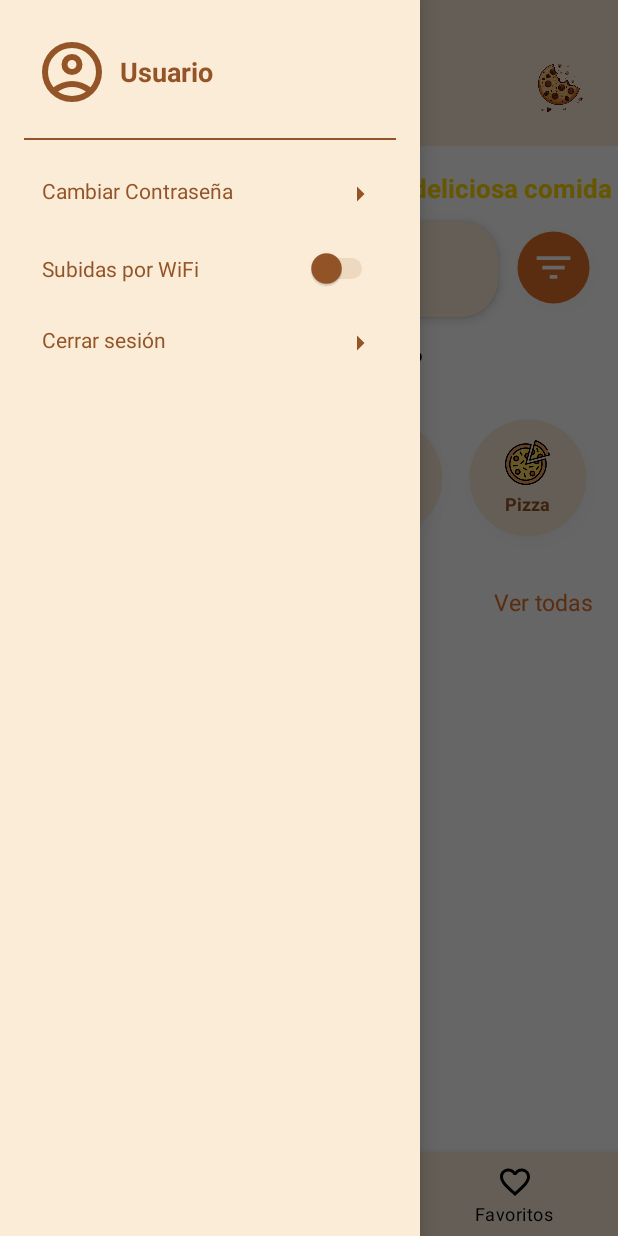
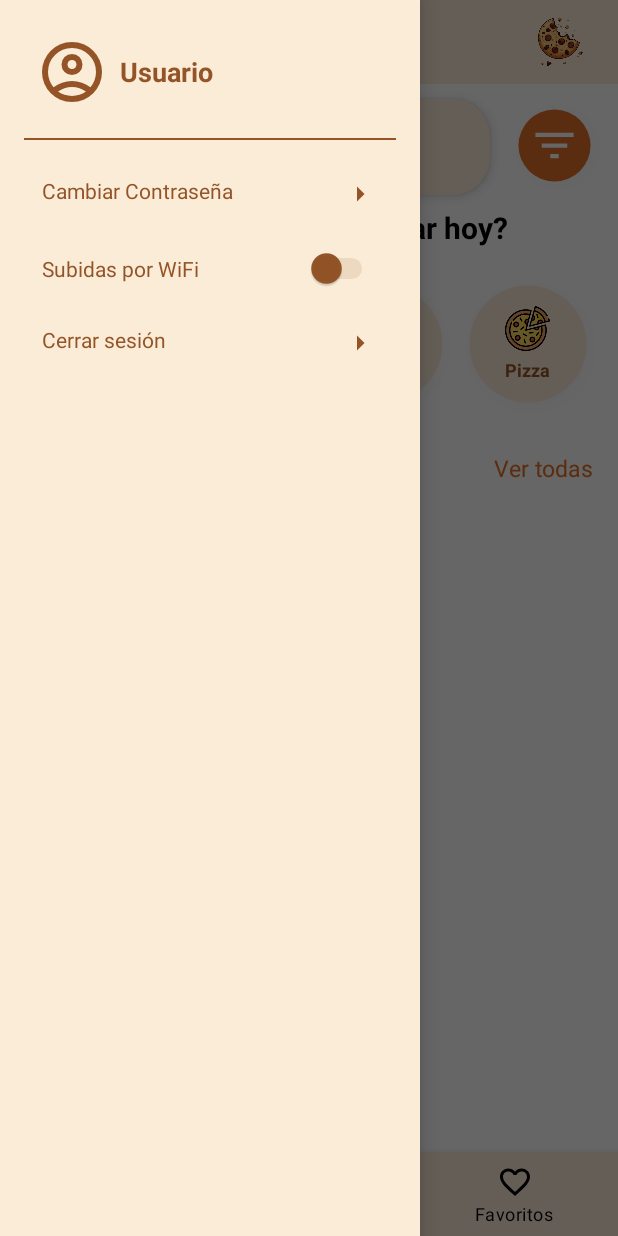
Before and after one commit to lbagnus/BITE-APP, an Android app: the MainActivity screen opened directly, with no data from a screen before it, with the side drawer open, on a phone screen of 412 x 824 dp. Run offline under Robolectric (Android 15) with nearby library versions, the phone set to English and light mode, and no system bars; our stand-ins replace Room's generated code, navigation-ui; network calls fail; pictures from the network do not load; 3 statements that could not run were skipped.

Commit message:
estilos home

```diff
--- a/app/src/main/java/com/oasis/bite/MainActivity.kt
+++ b/app/src/main/java/com/oasis/bite/MainActivity.kt
@@ -87,14 +87,12 @@ class MainActivity : AppCompatActivity() {
                 R.id.recetaFragment -> {
                     // Ocultamos barra, frase y searchbar
                     findViewById<View>(R.id.toolbar).visibility = View.GONE
-                    findViewById<View>(R.id.fraseDestacada1).visibility = View.GONE
                     findViewById<View>(R.id.searchbar).visibility = View.GONE
                     findViewById<View>(R.id.btnAbrirPopup).visibility = View.GONE
                 }
                 else -> {
                     // Los mostramos nuevamente en el resto de pantallas
                     findViewById<View>(R.id.toolbar).visibility = View.VISIBLE
-                    findViewById<View>(R.id.fraseDestacada1).visibility = View.VISIBLE
                     findViewById<View>(R.id.searchbar).visibility = View.VISIBLE
                     findViewById<View>(R.id.btnAbrirPopup).visibility = View.VISIBLE
                 }
@@ -124,8 +122,6 @@ class MainActivity : AppCompatActivity() {
             }
         }
 
-        val textoHtml = "Hoy es un <font color='#FFD700'>hermoso día</font>, para una <font color='#FFD700'>deliciosa comida</font>"
-        binding.fraseDestacada1.text = Html.fromHtml(textoHtml, Html.FROM_HTML_MODE_LEGACY)
 
         binding.btnAbrirPopup.setOnClickListener {
             // Inflamos el binding del layout del popup
--- /dev/null
+++ b/app/src/main/res/drawable/nowifi.xml
@@ -0,0 +1,5 @@
+<vector xmlns:android="http://schemas.android.com/apk/res/android" android:height="24dp" android:tint="#FDB200" android:viewportHeight="24" android:viewportWidth="24" android:width="24dp">
+
+    <path android:fillColor="@android:color/white" android:pathData="M21,11l2,-2c-3.73,-3.73 -8.87,-5.15 -13.7,-4.31l2.58,2.58c3.3,-0.02 6.61,1.22 9.12,3.73zM19,13c-1.08,-1.08 -2.36,-1.85 -3.72,-2.33l3.02,3.02 0.7,-0.69zM9,17l3,3 3,-3c-1.65,-1.66 -4.34,-1.66 -6,0zM3.41,1.64L2,3.05 5.05,6.1C3.59,6.83 2.22,7.79 1,9l2,2c1.23,-1.23 2.65,-2.16 4.17,-2.78l2.24,2.24C7.79,10.89 6.27,11.74 5,13l2,2c1.35,-1.35 3.11,-2.04 4.89,-2.06l7.08,7.08 1.41,-1.41L3.41,1.64z"/>
+
+</vector>
--- a/app/src/main/res/layout/activity_main.xml
+++ b/app/src/main/res/layout/activity_main.xml
@@ -7,12 +7,10 @@
     android:layout_height="match_parent"
     tools:context=".MainActivity">
 
-    <!-- CONTENIDO PRINCIPAL -->
     <androidx.constraintlayout.widget.ConstraintLayout
         android:layout_width="match_parent"
         android:layout_height="match_parent">
 
-        <!-- Toolbar -->
         <include
             android:id="@+id/toolbar"
             layout="@layout/custom_toolbar"
@@ -22,46 +20,27 @@
             app:layout_constraintStart_toStartOf="parent"
             app:layout_constraintEnd_toEndOf="parent" />
 
-        <!-- Frase destacada -->
-        <TextView
-            android:id="@+id/fraseDestacada1"
-            android:layout_width="wrap_content"
-            android:layout_height="wrap_content"
-            android:textSize="17sp"
-            android:textStyle="bold"
-            android:textColor="@color/black"
-            app:layout_constraintTop_toBottomOf="@id/toolbar"
-            app:layout_constraintStart_toStartOf="parent"
-            android:layout_marginStart="16dp"
-            android:layout_marginTop="16dp"/>
-
-        <!-- Searchbar -->
         <include
             android:id="@+id/searchbar"
             layout="@layout/search_bar"
-            android:layout_width="wrap_content"
-            android:layout_height="wrap_content"
+            android:layout_width="0dp"  android:layout_height="wrap_content"
             android:layout_marginTop="10dp"
-            android:layout_marginStart="12dp"
-            app:layout_constraintTop_toBottomOf="@id/fraseDestacada1"
+            android:layout_marginStart="16dp" android:layout_marginEnd="8dp"   app:layout_constraintTop_toBottomOf="@id/toolbar"
             app:layout_constraintStart_toStartOf="parent"
-            android:elevation="20dp" />
+            app:layout_constraintEnd_toStartOf="@+id/btnAbrirPopup" app:layout_constraintWidth_percent="0.75" android:elevation="20dp" />
 
-        <!-- Botón de popup -->
         <FrameLayout
             android:id="@+id/btnAbrirPopup"
-            android:layout_width="50dp"
-            android:layout_height="50dp"
-            android:layout_marginStart="12dp"
-            android:layout_marginTop="16dp"
-            android:background="@drawable/boton_redondo_categorias"
+            android:layout_width="0dp" android:layout_height="50dp"
+            android:layout_marginStart="8dp"   android:layout_marginTop="16dp"
+            android:layout_marginEnd="16dp"    android:background="@drawable/boton_redondo_categorias"
             android:backgroundTint="@color/orange"
             android:clickable="true"
             android:focusable="true"
             android:elevation="6dp"
-            app:layout_constraintTop_toBottomOf="@id/fraseDestacada1"
-            app:layout_constraintStart_toEndOf="@id/searchbar"
-            android:foreground="?attr/selectableItemBackground">
+            app:layout_constraintTop_toBottomOf="@id/toolbar"
+            app:layout_constraintStart_toEndOf="@id/searchbar" app:layout_constraintEnd_toEndOf="parent"
+            app:layout_constraintDimensionRatio="1:1" app:layout_constraintWidth_percent="0.15" android:foreground="?attr/selectableItemBackground">
 
             <LinearLayout
                 android:layout_width="match_parent"
@@ -72,28 +51,26 @@
 
                 <ImageView
                     android:id="@+id/iconoCategoria"
-                    android:layout_width="30dp"
-                    android:layout_height="30dp"
+                    android:layout_width="match_parent"
+                    android:layout_height="match_parent"
                     android:layout_gravity="center"
                     android:contentDescription="@null"
                     android:src="@drawable/outline_filter_list_24" />
             </LinearLayout>
         </FrameLayout>
 
-        <!-- Fragment principal -->
         <fragment
             android:id="@+id/nav_host_fragment_activity_main"
             android:name="androidx.navigation.fragment.NavHostFragment"
             android:layout_width="match_parent"
             android:layout_height="0dp"
-            app:layout_constraintTop_toBottomOf="@id/searchbar"
+            app:layout_constraintTop_toBottomOf="@id/btnAbrirPopup"
             app:layout_constraintBottom_toTopOf="@id/nav_view"
             app:layout_constraintStart_toStartOf="parent"
             app:layout_constraintEnd_toEndOf="parent"
             app:defaultNavHost="true"
             app:navGraph="@navigation/mobile_navigation" />
 
-        <!-- Bottom Navigation -->
         <com.google.android.material.bottomnavigation.BottomNavigationView
             android:id="@+id/nav_view"
             android:layout_width="0dp"
@@ -107,7 +84,6 @@
             app:itemTextColor="@color/nav_item_icon_color"/>
     </androidx.constraintlayout.widget.ConstraintLayout>
 
-    <!-- MENÚ LATERAL -->
     <include
         android:id="@+id/menuLateral"
         layout="@layout/layout_menu_lateral"
--- a/app/src/main/res/layout/custom_toolbar.xml
+++ b/app/src/main/res/layout/custom_toolbar.xml
@@ -11,8 +11,6 @@
         android:layout_width="match_parent"
         android:layout_height="wrap_content"
         android:background="@color/beigeClaro"
-        android:paddingTop="36dp"
-        android:paddingBottom="16dp"
         android:elevation="4dp"
         app:title=""
         app:layout_scrollFlags="scroll|enterAlways">
@@ -40,7 +38,7 @@
                 android:layout_height="wrap_content"
                 android:layout_centerInParent="true"
                 android:textColor="@color/brown"
-                android:textSize="18sp"
+                android:textSize="16sp"
                 android:textStyle="bold" />
 
             <!-- Ícono galletita -->
@@ -56,15 +54,6 @@
 
     </com.google.android.material.appbar.MaterialToolbar>
 
-    <!-- Acá va el resto del contenido de tu pantalla -->
-    <ScrollView
-        android:layout_width="match_parent"
-        android:layout_height="match_parent"
-        android:layout_marginTop="88dp"
-        android:fillViewport="true">
 
-        <!-- Tu contenido -->
-
-    </ScrollView>
 
 </androidx.coordinatorlayout.widget.CoordinatorLayout>
--- a/app/src/main/res/layout/fragment_home.xml
+++ b/app/src/main/res/layout/fragment_home.xml
@@ -1,17 +1,32 @@
 <?xml version="1.0" encoding="utf-8"?>
-<LinearLayout
-    xmlns:android="http://schemas.android.com/apk/res/android"
+<androidx.constraintlayout.widget.ConstraintLayout xmlns:android="http://schemas.android.com/apk/res/android"
     xmlns:app="http://schemas.android.com/apk/res-auto"
+    xmlns:tools="http://schemas.android.com/tools"
     android:layout_width="match_parent"
     android:layout_height="match_parent"
-    android:orientation="vertical"
-    android:padding="16dp">
+    tools:context=".presentation.ui.home.HomeFragment">
+
+    <androidx.core.widget.NestedScrollView
+        android:id="@+id/contentScrollView"
+        android:layout_width="0dp"
+        android:layout_height="0dp"
+        android:fillViewport="true"
+        android:paddingHorizontal="16dp" android:paddingTop="16dp"
+        app:layout_constraintTop_toTopOf="parent"
+        app:layout_constraintBottom_toBottomOf="parent"
+        app:layout_constraintStart_toStartOf="parent"
+        app:layout_constraintEnd_toEndOf="parent">
+
+        <LinearLayout
+            android:layout_width="match_parent"
+            android:layout_height="wrap_content"
+            android:orientation="vertical">
 
             <TextView
                 android:id="@+id/fraseDestacada"
                 android:layout_width="wrap_content"
                 android:layout_height="wrap_content"
-        android:gravity="center"
+                android:layout_gravity="center_horizontal"
                 android:text="¿Qué te gustaría cocinar hoy?"
                 android:textColor="@color/black"
                 android:textSize="20sp"
@@ -23,7 +38,10 @@
                 android:layout_width="match_parent"
                 android:layout_height="wrap_content"
                 android:overScrollMode="never"
-        android:layout_marginBottom="24dp" />
+                android:layout_marginBottom="24dp"
+                app:layoutManager="androidx.recyclerview.widget.LinearLayoutManager"
+                android:orientation="horizontal"
+                tools:listitem="@layout/item_categoria" />
 
             <LinearLayout
                 android:layout_width="match_parent"
@@ -51,18 +69,13 @@
                     android:layout_gravity="end" />
             </LinearLayout>
 
-    <!-- SOLO el include se scrollea -->
-    <androidx.core.widget.NestedScrollView
-        android:layout_width="match_parent"
-        android:layout_height="0dp"
-        android:layout_weight="1"
-        android:fillViewport="true">
-
             <include
-            android:id="@+id/include_recetas"
+                android:id="@+id/includeRecetas"
                 layout="@layout/vista_recetas"
                 android:layout_width="match_parent"
                 android:layout_height="wrap_content" />
+
+        </LinearLayout>
     </androidx.core.widget.NestedScrollView>
 
     <LinearLayout
@@ -71,18 +84,19 @@
         android:layout_height="match_parent"
         android:orientation="vertical"
         android:gravity="center"
-        android:background="#DDFFFFFF" android:visibility="gone"
+        android:background="#DDFFFFFF"
+        android:visibility="gone"
         app:layout_constraintTop_toTopOf="parent"
         app:layout_constraintBottom_toBottomOf="parent"
         app:layout_constraintStart_toStartOf="parent"
         app:layout_constraintEnd_toEndOf="parent">
 
         <ImageView
-            android:layout_width="100dp"
-            android:layout_height="100dp"
-            android:src="@drawable/add_outlined"
+            android:layout_width="0dp" android:layout_height="0dp"
+            android:src="@drawable/nowifi"
             android:contentDescription="No internet"
-            app:tint="@color/gris" />
+            app:tint="@color/gris"
+            app:layout_constraintDimensionRatio="1:1" app:layout_constraintWidth_percent="0.25" android:layout_marginBottom="16dp" />
 
         <TextView
             android:id="@+id/noInternetMessage"
@@ -106,4 +120,4 @@
 
     </LinearLayout>
 
-</LinearLayout>
+</androidx.constraintlayout.widget.ConstraintLayout>
--- a/app/src/main/res/layout/search_bar.xml
+++ b/app/src/main/res/layout/search_bar.xml
@@ -1,7 +1,7 @@
 <?xml version="1.0" encoding="utf-8"?>
 <androidx.cardview.widget.CardView xmlns:android="http://schemas.android.com/apk/res/android"
     xmlns:card_view="http://schemas.android.com/apk/res-auto"
-    android:layout_width="wrap_content"
+    android:layout_width="match_parent"
     android:layout_height="wrap_content"
     android:layout_margin="12dp"
     card_view:cardCornerRadius="25dp"
@@ -11,7 +11,7 @@
 
     <androidx.appcompat.widget.SearchView
         android:id="@+id/searchView"
-        android:layout_width="320dp"
+        android:layout_width="match_parent"
         android:layout_height="wrap_content"
         android:background="@android:color/transparent"
         android:iconifiedByDefault="false"
--- a/gradle/libs.versions.toml
+++ b/gradle/libs.versions.toml
@@ -8,7 +8,7 @@ espressoCore = "3.6.1"
 appcompat = "1.7.0"
 loggingInterceptor = "4.12.0"
 material = "1.12.0"
-constraintlayout = "2.2.1"
+constraintlayout = "2.1.4"
 lifecycleLivedataKtx = "2.9.0"
 lifecycleViewmodelKtx = "2.9.0"
 navigationFragmentKtx = "2.9.0"
```
Lines whose indentation alone changed are shown as unchanged.
